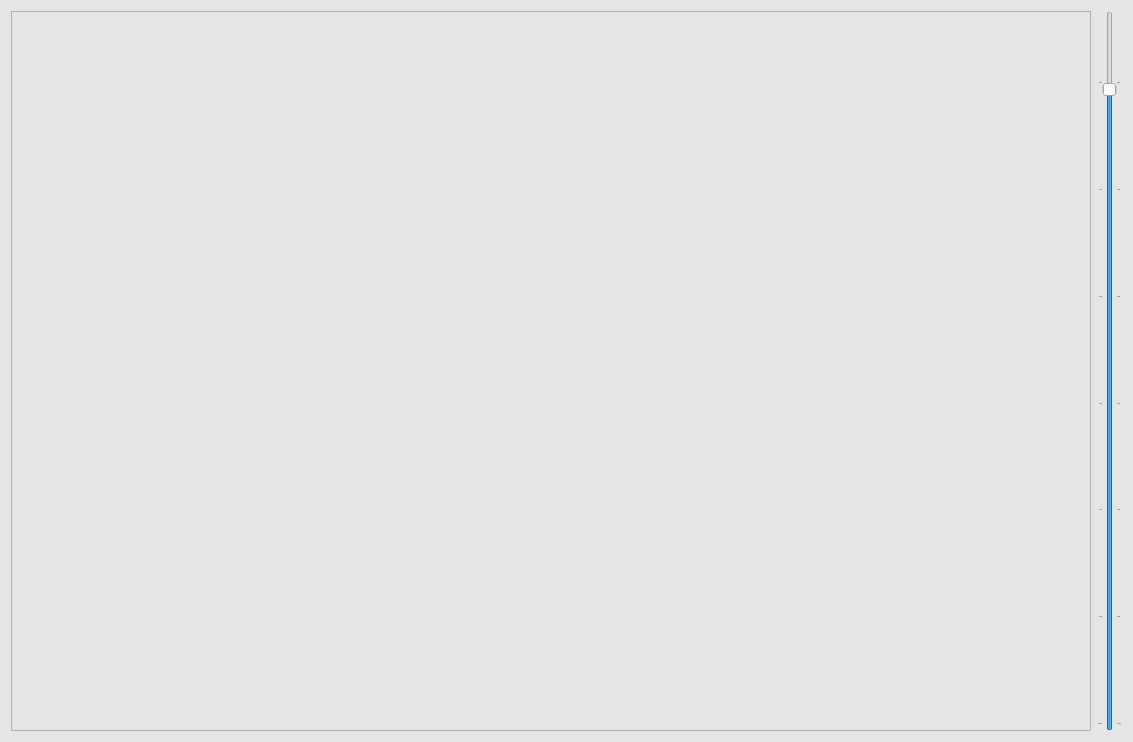
Above: face-detector-elab/HDg.ui from torch/demos before the change. Below: the same form after it.
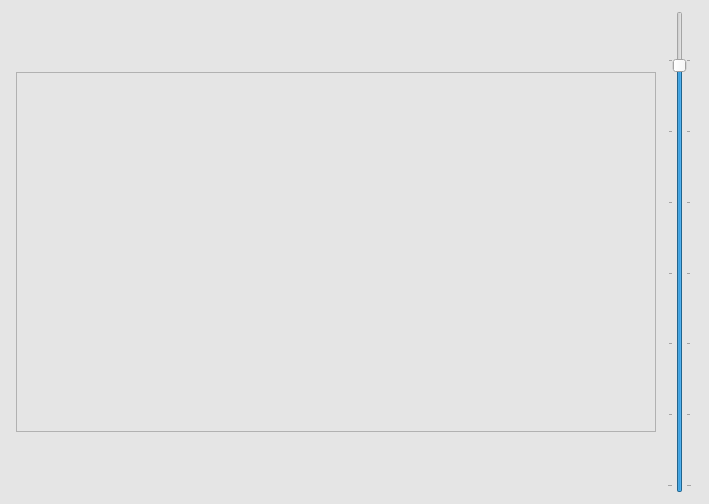
That is the form after the change.

Commit message: Fixed correct HD resolution

The edit to the form file:
```diff
--- a/face-detector-elab/HDg.ui
+++ b/face-detector-elab/HDg.ui
@@ -88,14 +88,14 @@
     <widget class="QFrame" name="frame">
      <property name="minimumSize">
       <size>
-       <width>1080</width>
-       <height>720</height>
+       <width>640</width>
+       <height>360</height>
       </size>
      </property>
      <property name="maximumSize">
       <size>
-       <width>1080</width>
-       <height>720</height>
+       <width>640</width>
+       <height>360</height>
       </size>
      </property>
      <property name="palette">
```
The commit also changes 1 other file.
